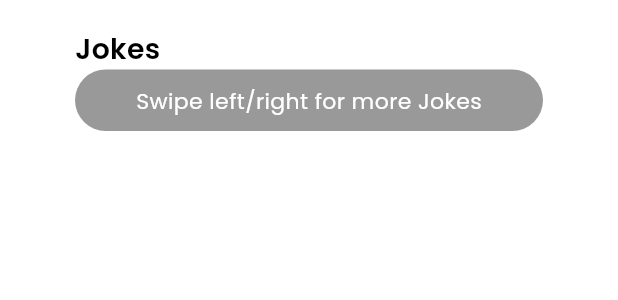
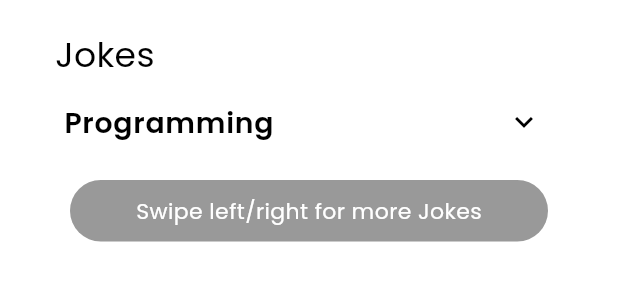
Before and after one commit to JunaidJameel/Random-Jokes-App, a Flutter app: the HeaderWidget widget shown alone on an empty page, opened directly, on a phone screen of 412 x 824 dp. Shown: the top 300 px of the screen. Run offline on Flutter 3.47's test engine with Material 3 defaults, Android fonts, the light colour scheme and no system bars; our stand-ins replace flutter_card_swiper, flutter_screenutil, get, google_fonts, shimmer; network calls fail.

Commit message:
Extension

```diff
--- /dev/null
+++ b/lib/const/extensions/capitalizeFirst_extension.dart
@@ -0,0 +1,4 @@
+extension StringCasingExtension on String {
+  String capitalizeFirst() =>
+      isNotEmpty ? '${this[0].toUpperCase()}${substring(1)}' : '';
+}
--- a/lib/view/widget/header.dart
+++ b/lib/view/widget/header.dart
@@ -1,8 +1,12 @@
 import 'package:flutter/material.dart';
+import 'package:flutter_screenutil/flutter_screenutil.dart';
+import 'package:get/get.dart';
 import 'package:random_jokes/const/app_colors.dart';
 import 'package:random_jokes/const/app_typography.dart';
 import 'package:random_jokes/const/app_utils.dart';
+import 'package:random_jokes/const/enum/joke_category.dart';
 import 'package:random_jokes/const/extensions/extension_sizebox.dart';
+import 'package:random_jokes/controller/joke_controller.dart';
 
 class HeaderWidget extends StatelessWidget {
   const HeaderWidget({super.key});
@@ -11,17 +15,23 @@ class HeaderWidget extends StatelessWidget {
   Widget build(BuildContext context) {
     return SafeArea(
       child: Padding(
-        padding: kPagePadding * 2 / .8,
+        padding: kPagePadding * 2 / 1.5,
         child: Column(
           crossAxisAlignment: CrossAxisAlignment.start,
           children: [
             20.vSpace,
-            Text(
-              'Jokes',
-              style:
-                  AppTypography.kSemiBold18.copyWith(color: AppColors.kBlack),
+            Padding(
+              padding: EdgeInsets.only(left: 10),
+              child: Text(
+                'Jokes',
+                style: AppTypography.kRegular10
+                    .copyWith(color: AppColors.kBlack, fontSize: 22.sp),
+              ),
             ),
+            _buildChangeCategory(),
+            10.vSpace,
             Container(
+              margin: kPagePadding,
               width: double.infinity,
               padding: EdgeInsets.symmetric(vertical: 10),
               decoration: BoxDecoration(
@@ -40,4 +50,39 @@ class HeaderWidget extends StatelessWidget {
       ),
     );
   }
+
+  Widget _buildChangeCategory() {
+    return Obx(() {
+      final controller = Get.find<JokeController>();
+      final selectedCategory = controller.currentCategory.value;
+
+      return ExpansionTile(
+        title: Text(
+          selectedCategory.name.capitalizeFirst ?? '',
+          style: AppTypography.kSemiBold18.copyWith(color: AppColors.kBlack),
+        ),
+        children: JokeCategory.values.map((category) {
+          final isSelected = category == selectedCategory;
+
+          return ListTile(
+            title: Text(
+              category.name.capitalizeFirst ?? '',
+              style: AppTypography.kRegular14.copyWith(
+                fontSize: 16.sp,
+                color: isSelected ? Colors.red : AppColors.kBlack,
+                fontWeight: isSelected ? FontWeight.bold : FontWeight.normal,
+              ),
+            ),
+            onTap: () {
+              // only fetch if changed
+              if (!isSelected) {
+                controller.fetchJokeBatch(category: category);
+              }
+              Get.back(); // collapse tile (optional, or use custom UI)
+            },
+          );
+        }).toList(),
+      );
+    });
+  }
 }
--- a/lib/view/widget/joke_swiper_card.dart
+++ b/lib/view/widget/joke_swiper_card.dart
@@ -59,7 +59,7 @@ class _JokeSwiperState extends State<JokeSwiper> {
       width: double.infinity,
       decoration: BoxDecoration(
         color: Colors.white,
-        borderRadius: BorderRadius.circular(20),
+        borderRadius: BorderRadius.circular(30),
         boxShadow: const [
           BoxShadow(
             color: Colors.black26,
@@ -96,7 +96,7 @@ class _JokeSwiperState extends State<JokeSwiper> {
 
   bool _onSwipe(
       int previousIndex, int? currentIndex, CardSwiperDirection direction) {
-    jokeController.nextJoke();
+    jokeController.nextBunchOfJokes();
 
     return true;
   }
```
Also changed, not shown: lib/const/extensions/joke_extensioni.dart (+15 -0 lines), lib/controller/joke_controller.dart (+11 -4 lines).
